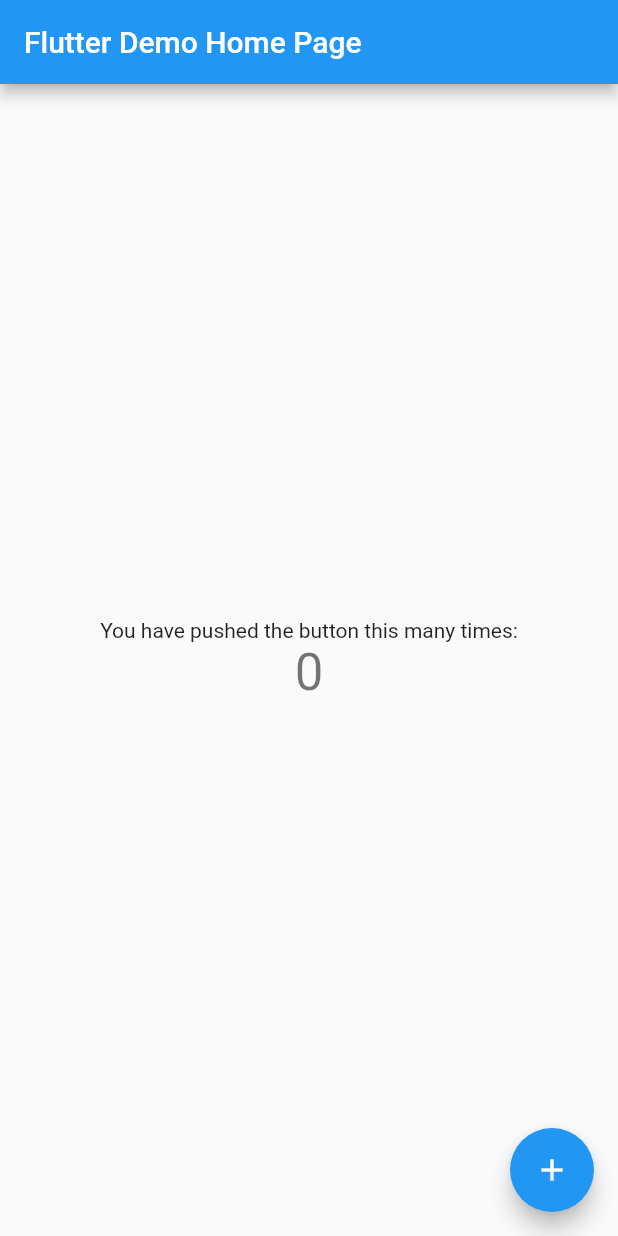
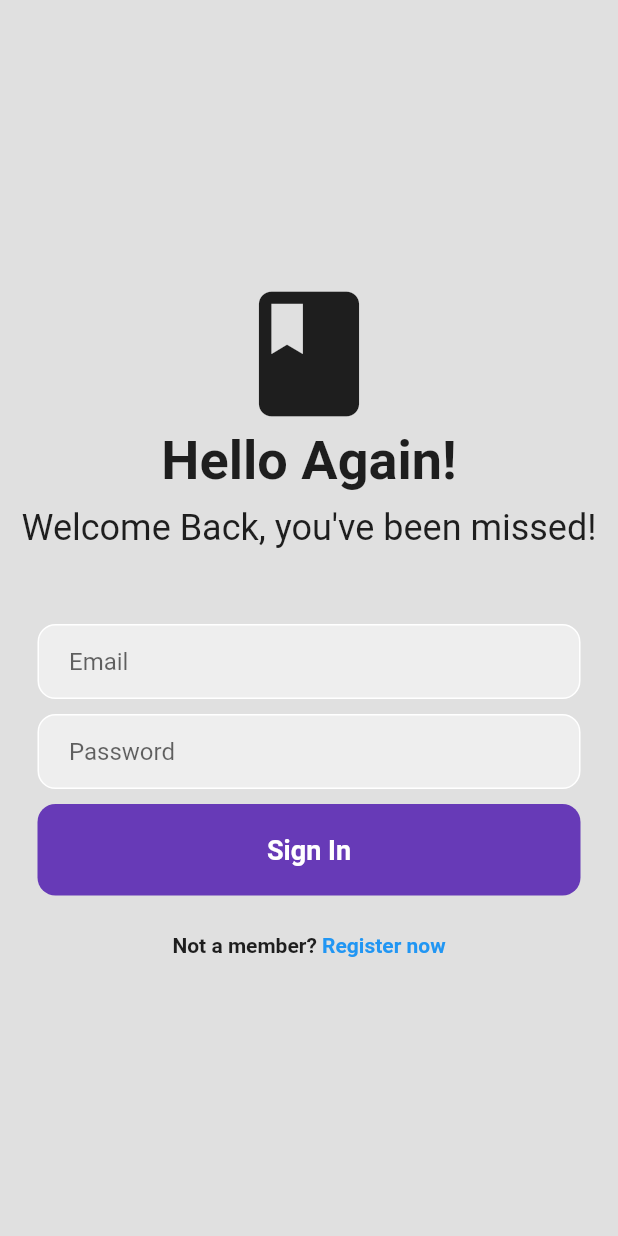
Before and after one commit to Rayaan-khan428/SNTMNT, a Flutter app: the screen it shows after launch, on a phone screen of 412 x 824 dp. Run offline on Flutter 3.47's test engine with Material 2 defaults, Android fonts, the phone set to English and light mode, and no system bars.

Commit message:
Completed front-end design for the login page, with a button to register, and access points to add firebase

```diff
--- /dev/null
+++ b/sntmnt_app/lib/login_page.dart
@@ -0,0 +1,136 @@
+import 'package:flutter/material.dart';
+
+class LoginPage extends StatefulWidget {
+  const LoginPage({super.key});
+
+  @override
+  State<LoginPage> createState() => _LoginPageState();
+}
+
+class _LoginPageState extends State<LoginPage> {
+  @override
+  Widget build(BuildContext context) {
+    return Scaffold(
+      backgroundColor: Colors.grey[300],
+      body: SafeArea(
+        child: Center(
+          child: Column(
+            mainAxisAlignment: MainAxisAlignment.center,
+            // ignore: prefer_const_literals_to_create_immutables
+            children: [
+              Icon(
+                Icons.book,
+                size: 100,
+              ),
+
+              // Hello again!
+              Text(
+                'Hello Again!',
+                style: TextStyle(
+                  fontWeight: FontWeight.bold,
+                  fontSize: 36,
+                ),
+              ),
+              SizedBox(height: 10),
+              Text(
+                'Welcome Back, you\'ve been missed!',
+                style: TextStyle(
+                  fontSize: 24,
+                ),
+              ),
+              SizedBox(height: 50),
+
+              // email textfield
+              Padding(
+                padding: const EdgeInsets.symmetric(horizontal: 25.0),
+                child: Container(
+                  decoration: BoxDecoration(
+                    color: Colors.grey[200],
+                    border: Border.all(color: Colors.white),
+                    borderRadius: BorderRadius.circular(12),
+                  ),
+                  child: Padding(
+                    padding: const EdgeInsets.only(left: 20.0),
+                    child: TextField(
+                      decoration: InputDecoration(
+                        border: InputBorder.none,
+                        hintText: 'Email',
+                      ),
+                    ),
+                  ),
+                ),
+              ),
+
+              SizedBox(height: 10),
+
+              // password textfield
+              Padding(
+                padding: const EdgeInsets.symmetric(horizontal: 25.0),
+                child: Container(
+                  decoration: BoxDecoration(
+                    color: Colors.grey[200],
+                    border: Border.all(color: Colors.white),
+                    borderRadius: BorderRadius.circular(12),
+                  ),
+                  child: Padding(
+                    padding: const EdgeInsets.only(left: 20.0),
+                    child: TextField(
+                      obscureText: true,
+                      decoration: InputDecoration(
+                        border: InputBorder.none,
+                        hintText: 'Password',
+                      ),
+                    ),
+                  ),
+                ),
+              ),
+              SizedBox(height: 10.0),
+              // sign in button
+              Padding(
+                padding: const EdgeInsets.symmetric(horizontal: 25.0),
+                child: Container(
+                  padding: EdgeInsets.all(20),
+                  decoration: BoxDecoration(
+                    color: Colors.deepPurple,
+                    borderRadius: BorderRadius.circular(12),
+                  ),
+                  child: Center(
+                    child: Text(
+                      'Sign In',
+                      style: TextStyle(
+                        color: Colors.white,
+                        fontWeight: FontWeight.bold,
+                        fontSize: 18,
+                      ),
+                    ),
+                  ),
+                ),
+              ),
+              SizedBox(height: 25),
+
+              // not a member? register now
+              Row(
+                mainAxisAlignment: MainAxisAlignment.center,
+                children: [
+                  Text(
+                    'Not a member?',
+                    style: TextStyle(
+                      fontWeight: FontWeight.bold,
+                    ),
+                  ),
+                  Text(
+                    ' Register now',
+                    style: TextStyle(
+                      color: Colors.blue,
+                      fontWeight: FontWeight.bold,
+                    ),
+                  )
+                ],
+              ),
+            ],
+          ),
+        ),
+      ),
+    );
+  }
+}
--- a/sntmnt_app/lib/main.dart
+++ b/sntmnt_app/lib/main.dart
@@ -1,4 +1,5 @@
 import 'package:flutter/material.dart';
+import 'login_page.dart';
 
 void main() {
   runApp(const MyApp());
@@ -7,24 +8,11 @@
 class MyApp extends StatelessWidget {
   const MyApp({super.key});
 
-  // This widget is the root of your application.
   @override
   Widget build(BuildContext context) {
     return MaterialApp(
-      title: 'Flutter Demo',
-      theme: ThemeData(
-        // This is the theme of your application.
-        //
-        // Try running your application with "flutter run". You'll see the
-        // application has a blue toolbar. Then, without quitting the app, try
-        // changing the primarySwatch below to Colors.green and then invoke
-        // "hot reload" (press "r" in the console where you ran "flutter run",
-        // or simply save your changes to "hot reload" in a Flutter IDE).
-        // Notice that the counter didn't reset back to zero; the application
-        // is not restarted.
-        primarySwatch: Colors.blue,
-      ),
-      home: const MyHomePage(title: 'Flutter Demo Home Page'),
+      debugShowCheckedModeBanner: false,
+      home: LoginPage(),
     );
   }
 }
```
Also changed, not shown: 6 other files.
